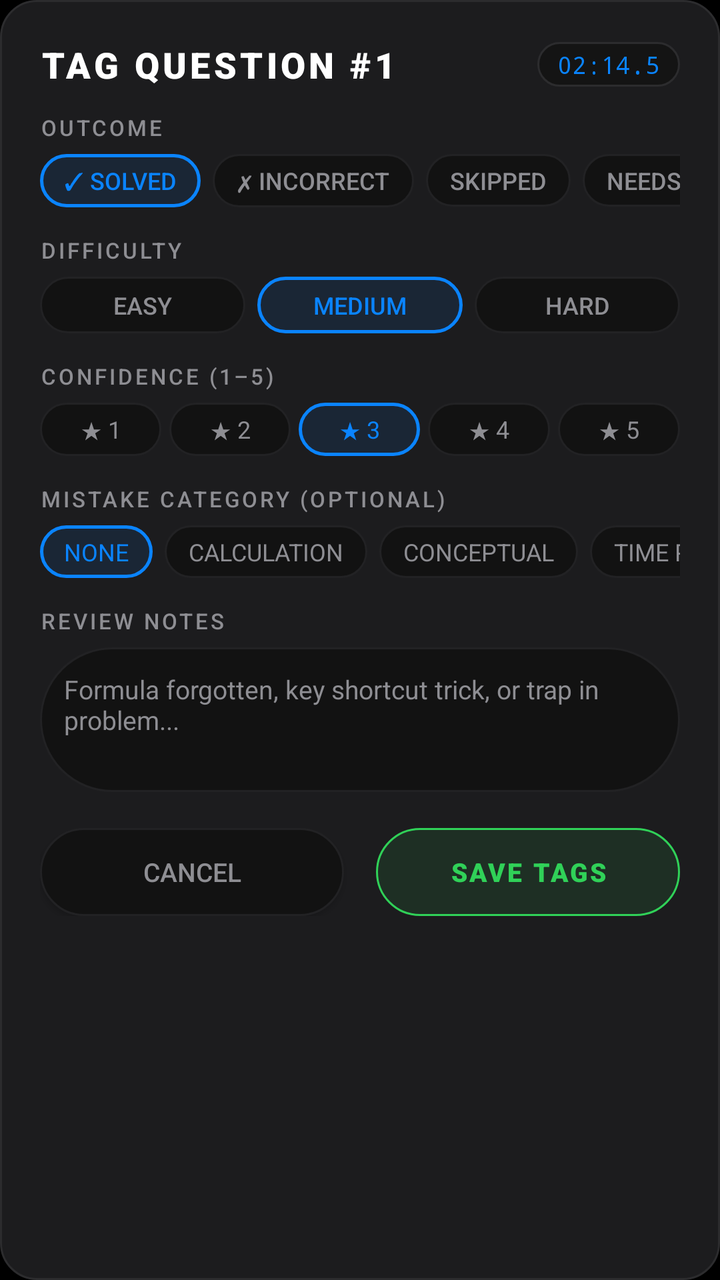
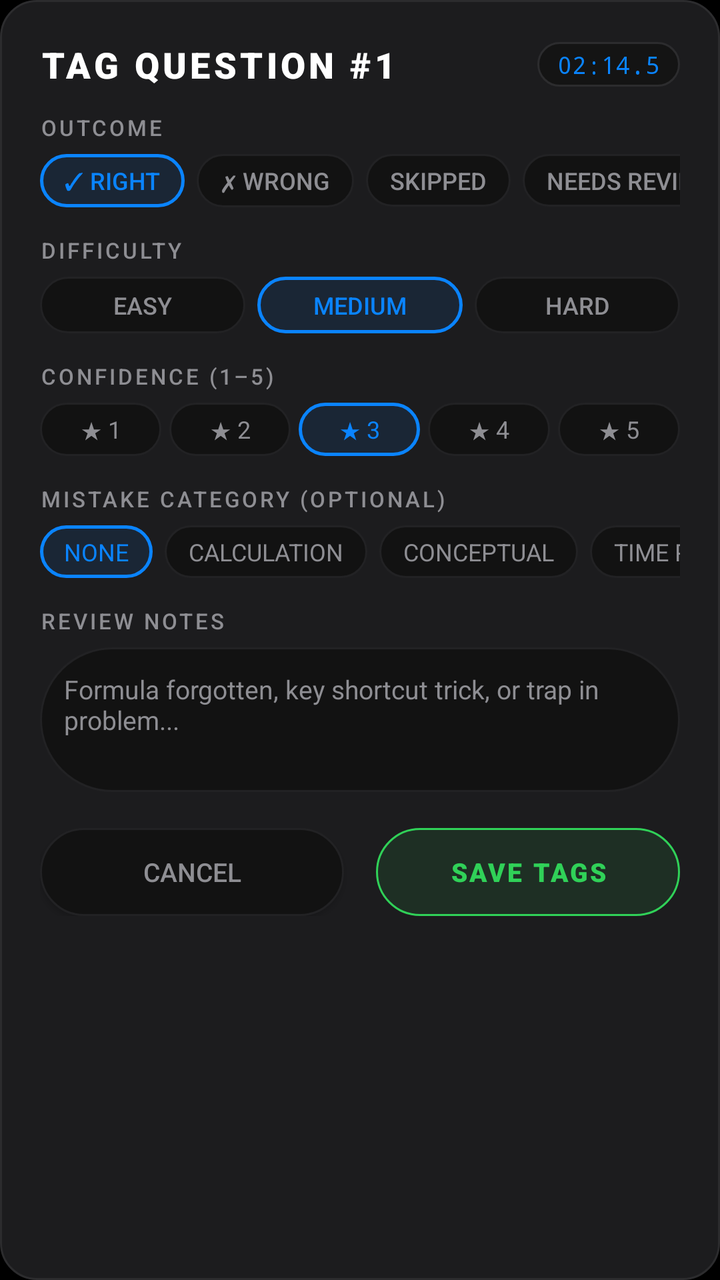

An Android layout rendered at two revisions. The XML below is the earlier revision; the diff shows what the commit changed to produce the second picture.
<!-- AndroidManifest.xml: application theme Theme.FullScreenTimer -->
<!-- res/layout/dialog_question_tagging.xml -->
<?xml version="1.0" encoding="utf-8"?>
<LinearLayout xmlns:android="http://schemas.android.com/apk/res/android"
    android:layout_width="match_parent"
    android:layout_height="wrap_content"
    android:background="@drawable/bg_dialog_card"
    android:orientation="vertical"
    android:padding="20dp">

    
    <LinearLayout
        android:layout_width="match_parent"
        android:layout_height="wrap_content"
        android:gravity="center_vertical"
        android:orientation="horizontal">

        <TextView
            android:id="@+id/tvTaggingTitle"
            android:layout_width="0dp"
            android:layout_height="wrap_content"
            android:layout_weight="1"
            android:fontFamily="sans-serif-black"
            android:letterSpacing="0.1"
            android:text="TAG QUESTION #1"
            android:textColor="@color/text_primary"
            android:textSize="18sp" />

        <TextView
            android:id="@+id/tvQuestionDuration"
            android:layout_width="wrap_content"
            android:layout_height="wrap_content"
            android:background="@drawable/bg_pill"
            android:fontFamily="monospace"
            android:paddingStart="10dp"
            android:paddingTop="3dp"
            android:paddingEnd="10dp"
            android:paddingBottom="3dp"
            android:text="02:14.5"
            android:textColor="@color/accent_highlight"
            android:textSize="12sp" />
    </LinearLayout>

    <ScrollView
        android:layout_width="match_parent"
        android:layout_height="wrap_content"
        android:layout_marginTop="12dp"
        android:maxHeight="420dp"
        android:scrollbars="vertical">

        <LinearLayout
            android:layout_width="match_parent"
            android:layout_height="wrap_content"
            android:orientation="vertical">

            
            <TextView
                android:layout_width="wrap_content"
                android:layout_height="wrap_content"
                android:fontFamily="sans-serif-medium"
                android:letterSpacing="0.12"
                android:text="OUTCOME"
                android:textColor="@color/text_secondary"
                android:textSize="11sp" />

            <HorizontalScrollView
                android:layout_width="match_parent"
                android:layout_height="wrap_content"
                android:layout_marginTop="6dp"
                android:scrollbars="none">

                <LinearLayout
                    android:id="@+id/layoutOutcomePills"
                    android:layout_width="wrap_content"
                    android:layout_height="wrap_content"
                    android:orientation="horizontal">

                    <TextView
                        android:id="@+id/pillOutcomeSolved"
                        android:layout_width="wrap_content"
                        android:layout_height="wrap_content"
                        android:layout_marginEnd="6dp"
                        android:background="@drawable/bg_pill_selected"
                        android:clickable="true"
                        android:focusable="true"
                        android:fontFamily="sans-serif-medium"
                        android:paddingStart="12dp"
                        android:paddingTop="5dp"
                        android:paddingEnd="12dp"
                        android:paddingBottom="5dp"
                        android:text="✓ SOLVED"
                        android:textColor="@color/accent_highlight"
                        android:textSize="12sp" />

                    <TextView
                        android:id="@+id/pillOutcomeIncorrect"
                        android:layout_width="wrap_content"
                        android:layout_height="wrap_content"
                        android:layout_marginEnd="6dp"
                        android:background="@drawable/bg_pill_unselected"
                        android:clickable="true"
                        android:focusable="true"
                        android:fontFamily="sans-serif-medium"
                        android:paddingStart="12dp"
                        android:paddingTop="5dp"
                        android:paddingEnd="12dp"
                        android:paddingBottom="5dp"
                        android:text="✗ INCORRECT"
                        android:textColor="@color/text_secondary"
                        android:textSize="12sp" />

                    <TextView
                        android:id="@+id/pillOutcomeSkipped"
                        android:layout_width="wrap_content"
                        android:layout_height="wrap_content"
                        android:layout_marginEnd="6dp"
                        android:background="@drawable/bg_pill_unselected"
                        android:clickable="true"
                        android:focusable="true"
                        android:fontFamily="sans-serif-medium"
                        android:paddingStart="12dp"
                        android:paddingTop="5dp"
                        android:paddingEnd="12dp"
                        android:paddingBottom="5dp"
                        android:text="SKIPPED"
                        android:textColor="@color/text_secondary"
                        android:textSize="12sp" />

                    <TextView
                        android:id="@+id/pillOutcomeNeedsReview"
                        android:layout_width="wrap_content"
                        android:layout_height="wrap_content"
                        android:layout_marginEnd="6dp"
                        android:background="@drawable/bg_pill_unselected"
                        android:clickable="true"
                        android:focusable="true"
                        android:fontFamily="sans-serif-medium"
                        android:paddingStart="12dp"
                        android:paddingTop="5dp"
                        android:paddingEnd="12dp"
                        android:paddingBottom="5dp"
                        android:text="NEEDS REVIEW"
                        android:textColor="@color/text_secondary"
                        android:textSize="12sp" />

                    <TextView
                        android:id="@+id/pillOutcomeAbandoned"
                        android:layout_width="wrap_content"
                        android:layout_height="wrap_content"
                        android:background="@drawable/bg_pill_unselected"
                        android:clickable="true"
                        android:focusable="true"
                        android:fontFamily="sans-serif-medium"
                        android:paddingStart="12dp"
                        android:paddingTop="5dp"
                        android:paddingEnd="12dp"
                        android:paddingBottom="5dp"
                        android:text="ABANDONED"
                        android:textColor="@color/text_secondary"
                        android:textSize="12sp" />
                </LinearLayout>
            </HorizontalScrollView>

            
            <TextView
                android:layout_width="wrap_content"
                android:layout_height="wrap_content"
                android:layout_marginTop="14dp"
                android:fontFamily="sans-serif-medium"
                android:letterSpacing="0.12"
                android:text="DIFFICULTY"
                android:textColor="@color/text_secondary"
                android:textSize="11sp" />

            <LinearLayout
                android:id="@+id/layoutDiffPills"
                android:layout_width="match_parent"
                android:layout_height="wrap_content"
                android:layout_marginTop="6dp"
                android:orientation="horizontal">

                <TextView
                    android:id="@+id/pillDiffEasy"
                    android:layout_width="0dp"
                    android:layout_height="wrap_content"
                    android:layout_marginEnd="6dp"
                    android:layout_weight="1"
                    android:background="@drawable/bg_pill_unselected"
                    android:clickable="true"
                    android:focusable="true"
                    android:fontFamily="sans-serif-medium"
                    android:gravity="center"
                    android:paddingTop="6dp"
                    android:paddingBottom="6dp"
                    android:text="EASY"
                    android:textColor="@color/text_secondary"
                    android:textSize="12sp" />

                <TextView
                    android:id="@+id/pillDiffMedium"
                    android:layout_width="0dp"
                    android:layout_height="wrap_content"
                    android:layout_marginEnd="6dp"
                    android:layout_weight="1"
                    android:background="@drawable/bg_pill_selected"
                    android:clickable="true"
                    android:focusable="true"
                    android:fontFamily="sans-serif-medium"
                    android:gravity="center"
                    android:paddingTop="6dp"
                    android:paddingBottom="6dp"
                    android:text="MEDIUM"
                    android:textColor="@color/accent_highlight"
                    android:textSize="12sp" />

                <TextView
                    android:id="@+id/pillDiffHard"
                    android:layout_width="0dp"
                    android:layout_height="wrap_content"
                    android:layout_weight="1"
                    android:background="@drawable/bg_pill_unselected"
                    android:clickable="true"
                    android:focusable="true"
                    android:fontFamily="sans-serif-medium"
                    android:gravity="center"
                    android:paddingTop="6dp"
                    android:paddingBottom="6dp"
                    android:text="HARD"
                    android:textColor="@color/text_secondary"
                    android:textSize="12sp" />
            </LinearLayout>

            
            <TextView
                android:layout_width="wrap_content"
                android:layout_height="wrap_content"
                android:layout_marginTop="14dp"
                android:fontFamily="sans-serif-medium"
                android:letterSpacing="0.12"
                android:text="CONFIDENCE (1–5)"
                android:textColor="@color/text_secondary"
                android:textSize="11sp" />

            <LinearLayout
                android:id="@+id/layoutConfPills"
                android:layout_width="match_parent"
                android:layout_height="wrap_content"
                android:layout_marginTop="6dp"
                android:orientation="horizontal">

                <TextView
                    android:id="@+id/pillConf1"
                    android:layout_width="0dp"
                    android:layout_height="wrap_content"
                    android:layout_marginEnd="4dp"
                    android:layout_weight="1"
                    android:background="@drawable/bg_pill_unselected"
                    android:clickable="true"
                    android:focusable="true"
                    android:gravity="center"
                    android:paddingTop="5dp"
                    android:paddingBottom="5dp"
                    android:text="★ 1"
                    android:textColor="@color/text_secondary"
                    android:textSize="12sp" />

                <TextView
                    android:id="@+id/pillConf2"
                    android:layout_width="0dp"
                    android:layout_height="wrap_content"
                    android:layout_marginEnd="4dp"
                    android:layout_weight="1"
                    android:background="@drawable/bg_pill_unselected"
                    android:clickable="true"
                    android:focusable="true"
                    android:gravity="center"
                    android:paddingTop="5dp"
                    android:paddingBottom="5dp"
                    android:text="★ 2"
                    android:textColor="@color/text_secondary"
                    android:textSize="12sp" />

                <TextView
                    android:id="@+id/pillConf3"
                    android:layout_width="0dp"
                    android:layout_height="wrap_content"
                    android:layout_marginEnd="4dp"
                    android:layout_weight="1"
                    android:background="@drawable/bg_pill_selected"
                    android:clickable="true"
                    android:focusable="true"
                    android:gravity="center"
                    android:paddingTop="5dp"
                    android:paddingBottom="5dp"
                    android:text="★ 3"
                    android:textColor="@color/accent_highlight"
                    android:textSize="12sp" />

                <TextView
                    android:id="@+id/pillConf4"
                    android:layout_width="0dp"
                    android:layout_height="wrap_content"
                    android:layout_marginEnd="4dp"
                    android:layout_weight="1"
                    android:background="@drawable/bg_pill_unselected"
                    android:clickable="true"
                    android:focusable="true"
                    android:gravity="center"
                    android:paddingTop="5dp"
                    android:paddingBottom="5dp"
                    android:text="★ 4"
                    android:textColor="@color/text_secondary"
                    android:textSize="12sp" />

                <TextView
                    android:id="@+id/pillConf5"
                    android:layout_width="0dp"
                    android:layout_height="wrap_content"
                    android:layout_weight="1"
                    android:background="@drawable/bg_pill_unselected"
                    android:clickable="true"
                    android:focusable="true"
                    android:gravity="center"
                    android:paddingTop="5dp"
                    android:paddingBottom="5dp"
                    android:text="★ 5"
                    android:textColor="@color/text_secondary"
                    android:textSize="12sp" />
            </LinearLayout>

            
            <TextView
                android:layout_width="wrap_content"
                android:layout_height="wrap_content"
                android:layout_marginTop="14dp"
                android:fontFamily="sans-serif-medium"
                android:letterSpacing="0.12"
                android:text="MISTAKE CATEGORY (OPTIONAL)"
                android:textColor="@color/text_secondary"
                android:textSize="11sp" />

            <HorizontalScrollView
                android:layout_width="match_parent"
                android:layout_height="wrap_content"
                android:layout_marginTop="6dp"
                android:scrollbars="none">

                <LinearLayout
                    android:id="@+id/layoutMistakePills"
                    android:layout_width="wrap_content"
                    android:layout_height="wrap_content"
                    android:orientation="horizontal">

                    <TextView
                        android:id="@+id/pillMistakeNone"
                        android:layout_width="wrap_content"
                        android:layout_height="wrap_content"
                        android:layout_marginEnd="6dp"
                        android:background="@drawable/bg_pill_selected"
                        android:clickable="true"
                        android:focusable="true"
                        android:paddingStart="12dp"
                        android:paddingTop="5dp"
                        android:paddingEnd="12dp"
                        android:paddingBottom="5dp"
                        android:text="NONE"
                        android:textColor="@color/accent_highlight"
                        android:textSize="12sp" />

                    <TextView
                        android:id="@+id/pillMistakeCalc"
                        android:layout_width="wrap_content"
                        android:layout_height="wrap_content"
                        android:layout_marginEnd="6dp"
                        android:background="@drawable/bg_pill_unselected"
                        android:clickable="true"
                        android:focusable="true"
                        android:paddingStart="12dp"
                        android:paddingTop="5dp"
                        android:paddingEnd="12dp"
                        android:paddingBottom="5dp"
                        android:text="CALCULATION"
                        android:textColor="@color/text_secondary"
                        android:textSize="12sp" />

                    <TextView
                        android:id="@+id/pillMistakeConceptual"
                        android:layout_width="wrap_content"
                        android:layout_height="wrap_content"
                        android:layout_marginEnd="6dp"
                        android:background="@drawable/bg_pill_unselected"
                        android:clickable="true"
                        android:focusable="true"
                        android:paddingStart="12dp"
                        android:paddingTop="5dp"
                        android:paddingEnd="12dp"
                        android:paddingBottom="5dp"
                        android:text="CONCEPTUAL"
                        android:textColor="@color/text_secondary"
                        android:textSize="12sp" />

                    <TextView
                        android:id="@+id/pillMistakeTime"
                        android:layout_width="wrap_content"
                        android:layout_height="wrap_content"
                        android:layout_marginEnd="6dp"
                        android:background="@drawable/bg_pill_unselected"
                        android:clickable="true"
                        android:focusable="true"
                        android:paddingStart="12dp"
                        android:paddingTop="5dp"
                        android:paddingEnd="12dp"
                        android:paddingBottom="5dp"
                        android:text="TIME PRESSURE"
                        android:textColor="@color/text_secondary"
                        android:textSize="12sp" />

                    <TextView
                        android:id="@+id/pillMistakeSilly"
                        android:layout_width="wrap_content"
                        android:layout_height="wrap_content"
                        android:layout_marginEnd="6dp"
                        android:background="@drawable/bg_pill_unselected"
                        android:clickable="true"
                        android:focusable="true"
                        android:paddingStart="12dp"
                        android:paddingTop="5dp"
                        android:paddingEnd="12dp"
                        android:paddingBottom="5dp"
                        android:text="CARELESS / SILLY"
                        android:textColor="@color/text_secondary"
                        android:textSize="12sp" />

                    <TextView
                        android:id="@+id/pillMistakeMisread"
                        android:layout_width="wrap_content"
                        android:layout_height="wrap_content"
                        android:background="@drawable/bg_pill_unselected"
                        android:clickable="true"
                        android:focusable="true"
                        android:paddingStart="12dp"
                        android:paddingTop="5dp"
                        android:paddingEnd="12dp"
                        android:paddingBottom="5dp"
                        android:text="MISREAD QUESTION"
                        android:textColor="@color/text_secondary"
                        android:textSize="12sp" />
                </LinearLayout>
            </HorizontalScrollView>

            
            <TextView
                android:layout_width="wrap_content"
                android:layout_height="wrap_content"
                android:layout_marginTop="14dp"
                android:fontFamily="sans-serif-medium"
                android:letterSpacing="0.12"
                android:text="REVIEW NOTES"
                android:textColor="@color/text_secondary"
                android:textSize="11sp" />

            <EditText
                android:id="@+id/etQuestionNotes"
                android:layout_width="match_parent"
                android:layout_height="wrap_content"
                android:layout_marginTop="6dp"
                android:background="@drawable/bg_pill_unselected"
                android:fontFamily="sans-serif"
                android:gravity="top|start"
                android:hint="Formula forgotten, key shortcut trick, or trap in problem..."
                android:lines="3"
                android:maxLines="5"
                android:padding="12dp"
                android:textColor="@color/text_primary"
                android:textColorHint="@color/text_secondary"
                android:textSize="13sp" />

        </LinearLayout>
    </ScrollView>

    
    <LinearLayout
        android:layout_width="match_parent"
        android:layout_height="wrap_content"
        android:layout_marginTop="18dp"
        android:orientation="horizontal">

        <Button
            android:id="@+id/btnCancelTagging"
            android:layout_width="0dp"
            android:layout_height="44dp"
            android:layout_marginEnd="8dp"
            android:layout_weight="1"
            android:background="@drawable/bg_pill_unselected"
            android:fontFamily="sans-serif-medium"
            android:text="CANCEL"
            android:textColor="@color/text_secondary"
            android:textSize="13sp" />

        <Button
            android:id="@+id/btnSaveTagging"
            android:layout_width="0dp"
            android:layout_height="44dp"
            android:layout_marginStart="8dp"
            android:layout_weight="1"
            android:background="@drawable/bg_pill_accent"
            android:fontFamily="sans-serif-black"
            android:letterSpacing="0.08"
            android:text="SAVE TAGS"
            android:textColor="@color/accent_running"
            android:textSize="13sp" />
    </LinearLayout>

</LinearLayout>
<!-- resources referenced by this layout -->
<resources>
  <color name="accent_highlight">#0A84FF</color>
  <color name="accent_running">#30D158</color>
  <color name="text_primary">#FFFFFF</color>
  <color name="text_secondary">#8E8E93</color>
  <!-- drawable bg_dialog_card (drawable) -->
  <?xml version="1.0" encoding="utf-8"?>
  <shape xmlns:android="http://schemas.android.com/apk/res/android"
      android:shape="rectangle">
      <corners android:radius="18dp" />
      <solid android:color="@color/amoled_surface_elevated" />
      <stroke
          android:width="1dp"
          android:color="@color/amoled_surface_border" />
  </shape>
  <!-- drawable bg_pill (drawable) -->
  <?xml version="1.0" encoding="utf-8"?>
  <shape xmlns:android="http://schemas.android.com/apk/res/android"
      android:shape="rectangle">
      <corners android:radius="999dp" />
      <solid android:color="#141414" />
      <stroke
          android:width="1dp"
          android:color="@color/amoled_surface_border" />
      <padding
          android:left="14dp"
          android:top="6dp"
          android:right="14dp"
          android:bottom="6dp" />
  </shape>
  <!-- drawable bg_pill_accent (drawable) -->
  <?xml version="1.0" encoding="utf-8"?>
  <shape xmlns:android="http://schemas.android.com/apk/res/android"
      android:shape="rectangle">
      <corners android:radius="999dp" />
      <solid android:color="@color/accent_running_bg" />
      <stroke
          android:width="1dp"
          android:color="@color/accent_running" />
      <padding
          android:left="14dp"
          android:top="6dp"
          android:right="14dp"
          android:bottom="6dp" />
  </shape>
  <!-- drawable bg_pill_selected (drawable) -->
  <?xml version="1.0" encoding="utf-8"?>
  <shape xmlns:android="http://schemas.android.com/apk/res/android"
      android:shape="rectangle">
      <corners android:radius="999dp" />
      <solid android:color="@color/accent_highlight_bg" />
      <stroke
          android:width="1.5dp"
          android:color="@color/accent_highlight" />
      <padding
          android:left="12dp"
          android:top="6dp"
          android:right="12dp"
          android:bottom="6dp" />
  </shape>
  <!-- drawable bg_pill_unselected (drawable) -->
  <?xml version="1.0" encoding="utf-8"?>
  <shape xmlns:android="http://schemas.android.com/apk/res/android"
      android:shape="rectangle">
      <corners android:radius="999dp" />
      <solid android:color="@color/amoled_surface" />
      <stroke
          android:width="1dp"
          android:color="@color/amoled_divider" />
      <padding
          android:left="12dp"
          android:top="6dp"
          android:right="12dp"
          android:bottom="6dp" />
  </shape>
  <style name="Theme.FullScreenTimer" parent="@android:style/Theme.Material.NoActionBar.Fullscreen">
          
          <item name="android:windowBackground">@color/amoled_black</item>
          <item name="android:colorBackground">@color/amoled_black</item>
          <item name="android:windowNoTitle">true</item>
          <item name="android:windowFullscreen">true</item>
          <item name="android:statusBarColor">@color/amoled_black</item>
          <item name="android:navigationBarColor">@color/amoled_black</item>
  
          
          <item name="android:windowLayoutInDisplayCutoutMode" tools:targetApi="p">shortEdges</item>
  
          
          <item name="android:colorPrimary">@color/text_primary</item>
          <item name="android:textColorPrimary">@color/text_primary</item>
          <item name="android:textColorSecondary">@color/text_secondary</item>
      </style>
  <color name="amoled_surface_elevated">#1C1C1E</color>
  <color name="amoled_surface_border">#2C2C2E</color>
  <color name="accent_running_bg">#1A30D158</color>
  <color name="accent_highlight_bg">#1A0A84FF</color>
  <color name="amoled_surface">#121212</color>
  <color name="amoled_divider">#222224</color>
  <color name="amoled_black">#000000</color>
</resources>

<!-- the commit's change to res/layout/dialog_question_tagging.xml (unified diff, before → after) -->
@@ -86,7 +86,7 @@
                         android:paddingTop="5dp"
                         android:paddingEnd="12dp"
                         android:paddingBottom="5dp"
-                        android:text="✓ SOLVED"
+                        android:text="✓ RIGHT"
                         android:textColor="@color/accent_highlight"
                         android:textSize="12sp" />
 
@@ -103,7 +103,7 @@
                         android:paddingTop="5dp"
                         android:paddingEnd="12dp"
                         android:paddingBottom="5dp"
-                        android:text="✗ INCORRECT"
+                        android:text="✗ WRONG"
                         android:textColor="@color/text_secondary"
                         android:textSize="12sp" />
 
